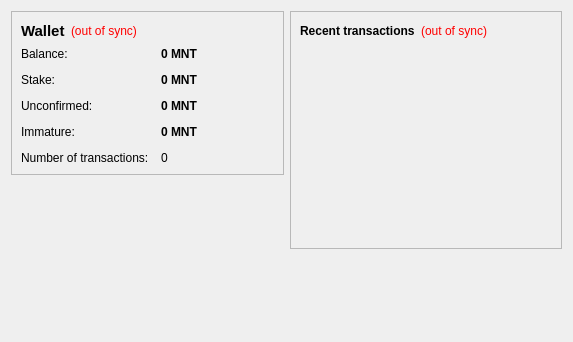
Qt form src/qt/forms/overviewpage.ui (MintcoinCommunity/Mintcoin-Desktop-Wallet) before a commit.
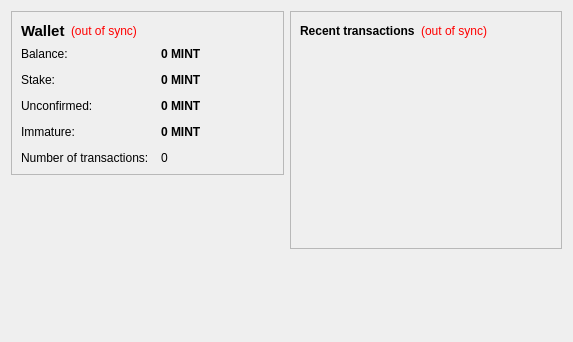
The same form after that commit. Icons and pictures are not drawn.

```diff
--- a/src/qt/forms/overviewpage.ui
+++ b/src/qt/forms/overviewpage.ui
@@ -105,7 +105,7 @@
              <string>Your current balance</string>
             </property>
             <property name="text">
-             <string notr="true">0 MNT</string>
+             <string notr="true">0 MINT</string>
             </property>
             <property name="textInteractionFlags">
              <set>Qt::LinksAccessibleByMouse|Qt::TextSelectableByKeyboard|Qt::TextSelectableByMouse</set>
@@ -134,7 +134,7 @@
              <string>Total of coins that was staked, and do not yet count toward the current balance</string>
             </property>
             <property name="text">
-             <string notr="true">0 MNT</string>
+             <string notr="true">0 MINT</string>
             </property>
             <property name="textInteractionFlags">
              <set>Qt::LinksAccessibleByMouse|Qt::TextSelectableByKeyboard|Qt::TextSelectableByMouse</set>
@@ -163,7 +163,7 @@
              <string>Total of transactions that have yet to be confirmed, and do not yet count toward the current balance</string>
             </property>
             <property name="text">
-             <string notr="true">0 MNT</string>
+             <string notr="true">0 MINT</string>
             </property>
             <property name="textInteractionFlags">
              <set>Qt::LinksAccessibleByMouse|Qt::TextSelectableByKeyboard|Qt::TextSelectableByMouse</set>
@@ -189,7 +189,7 @@
              <string>Mined balance that has not yet matured</string>
             </property>
             <property name="text">
-             <string notr="true">0 MNT</string>
+             <string notr="true">0 MINT</string>
             </property>
             <property name="textInteractionFlags">
              <set>Qt::LinksAccessibleByMouse|Qt::TextSelectableByKeyboard|Qt::TextSelectableByMouse</set>
```
